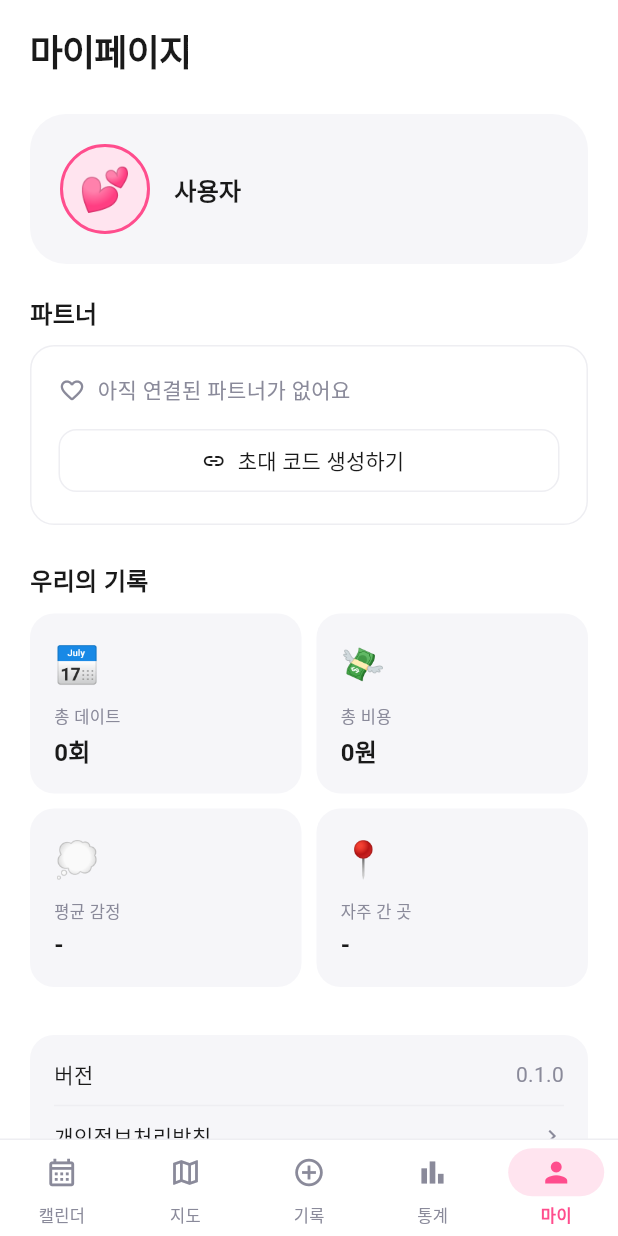
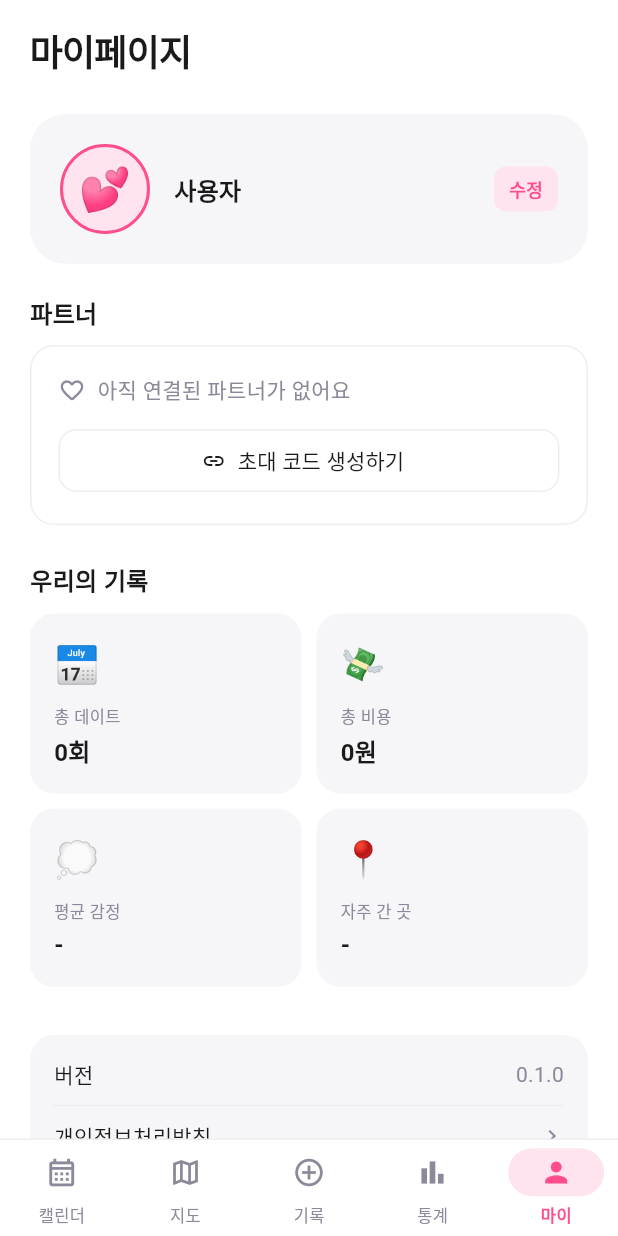
Before and after one commit to Daytoryapp/Daytory, a Flutter app: the HomeShell screen opened directly, item 5 of the bottom bar chosen, on a phone screen of 412 x 824 dp. Run offline on Flutter 3.47's test engine with Material 3 defaults, Android fonts, the light colour scheme and no system bars; our stand-ins replace cached_network_image, flutter_dotenv, flutter_map, flutter_riverpod, hive_flutter, image_picker and 3 more; missing offline and left inert: kakao_flutter_sdk_user; accounts and stored records are empty.

```diff
--- a/lib/src/features/mypage/mypage_screen.dart
+++ b/lib/src/features/mypage/mypage_screen.dart
@@ -1,5 +1,6 @@
 import 'package:cached_network_image/cached_network_image.dart';
 import 'package:date_app/src/core/constants/app_constants.dart';
+import 'package:date_app/src/features/auth/profile_setup_screen.dart';
 import 'package:date_app/src/state/auth_state.dart';
 import 'package:date_app/src/state/date_log_state.dart';
 import 'package:flutter/material.dart';
@@ -82,6 +83,28 @@ class MypageScreen extends ConsumerWidget {
                         ),
                       ],
                     ],
+                  ),
+                ),
+                GestureDetector(
+                  onTap: () => Navigator.of(context).push(
+                    MaterialPageRoute<void>(
+                      builder: (_) => const ProfileSetupScreen(),
+                    ),
+                  ),
+                  child: Container(
+                    padding: const EdgeInsets.symmetric(horizontal: 10, vertical: 6),
+                    decoration: BoxDecoration(
+                      color: AppConstants.pinkLight,
+                      borderRadius: BorderRadius.circular(AppConstants.radiusS),
+                    ),
+                    child: const Text(
+                      '수정',
+                      style: TextStyle(
+                        fontSize: 12,
+                        fontWeight: FontWeight.w600,
+                        color: AppConstants.pink,
+                      ),
+                    ),
                   ),
                 ),
               ],
```
Also changed, not shown: lib/src/features/auth/profile_setup_screen.dart (+10 -0 lines), lib/src/state/auth_state.dart (+30 -13 lines).
